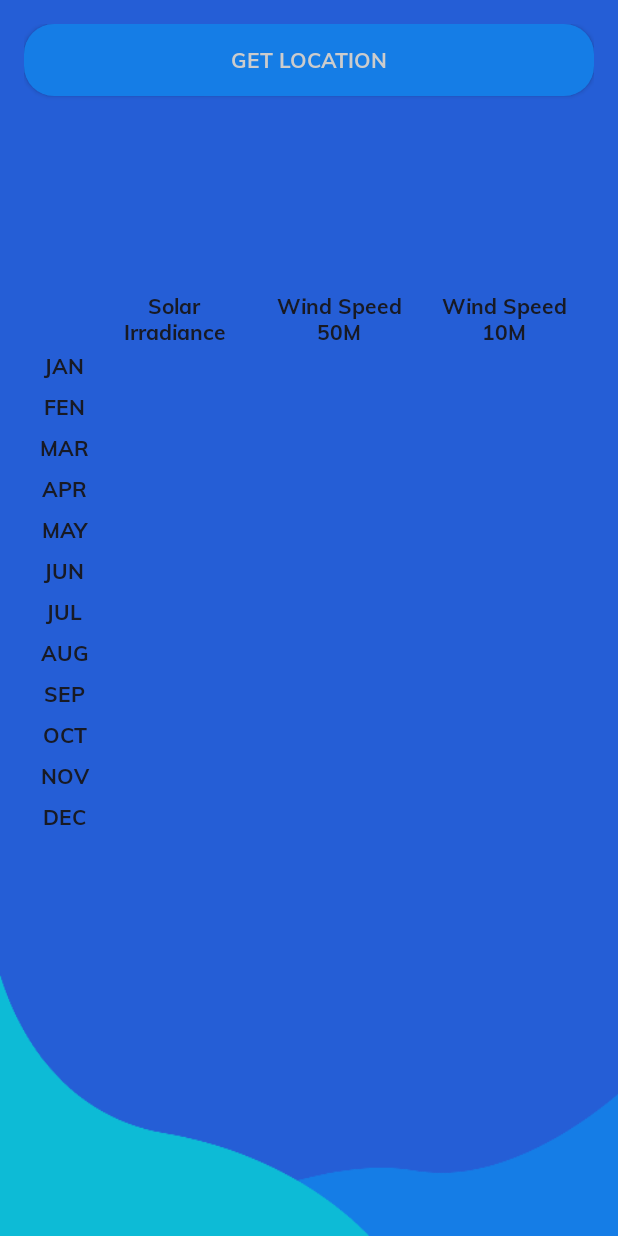
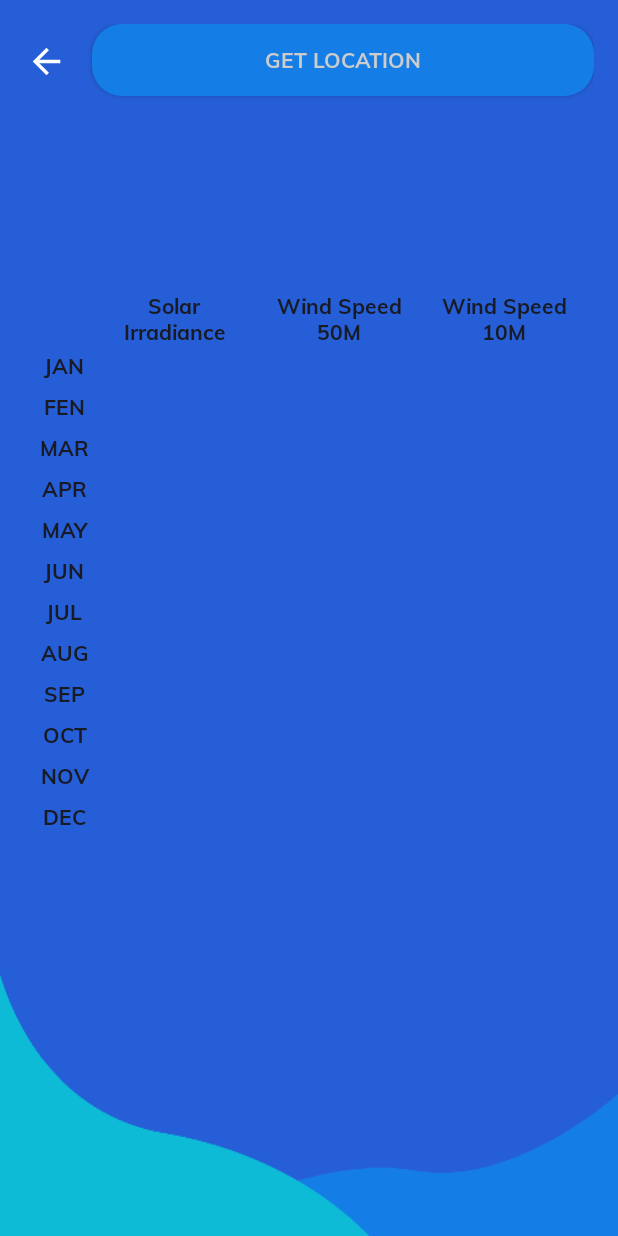
Before and after one commit to ysfyldrm/PayCal_RESIST, an Android app: the LocationActivity screen opened directly, with no data from a screen before it, on a phone screen of 412 x 824 dp. Run offline under Robolectric (Android 15) with nearby library versions, the phone set to English and light mode, and no system bars; our stand-ins replace Volley.

Commit message:
Whatsapp progress

```diff
--- a/app/src/main/java/com/grapesoftware/paycal_resist/IntroActivity.java
+++ b/app/src/main/java/com/grapesoftware/paycal_resist/IntroActivity.java
@@ -69,9 +69,9 @@ public class IntroActivity extends AppCompatActivity {
 
         final List<ScreenItem> mList = new ArrayList<>();
         mList.add(new ScreenItem("Fast","You are few click away to enter\n" +
-                "The world of smartest calculator.",R.drawable.imaj5));
-        mList.add(new ScreenItem("Useful","Achieve the best result for you in a few steps",R.drawable.imaj6));
-        mList.add(new ScreenItem("Effective","Lorem ipsum dolor sit amet, consectetur adipiscing elit, sed do eiusmod tempor incididunt ut labore et dolore magna aliqua, consectetur  consectetur adipiscing elit",R.drawable.imaj3));
+                "The world of smartest calculator.",R.drawable.rnw1));
+        mList.add(new ScreenItem("Useful","Achieve the best result for you in a few steps",R.drawable.rnw3));
+        mList.add(new ScreenItem("Effective","Lorem ipsum dolor sit amet, consectetur adipiscing elit, sed do eiusmod tempor incididunt ut labore et dolore magna aliqua, consectetur  consectetur adipiscing elit",R.drawable.rnw7));
 
         // setup viewpager
         screenPager =findViewById(R.id.screen_viewpager);
--- a/app/src/main/java/com/grapesoftware/paycal_resist/LocationActivity.java
+++ b/app/src/main/java/com/grapesoftware/paycal_resist/LocationActivity.java
@@ -5,6 +5,7 @@ import androidx.appcompat.app.AppCompatActivity;
 import androidx.core.app.ActivityCompat;
 
 import android.Manifest;
+import android.content.Intent;
 import android.content.pm.PackageManager;
 import android.location.Address;
 import android.location.Geocoder;
@@ -13,6 +14,7 @@ import android.os.Bundle;
 import android.text.Html;
 import android.view.View;
 import android.widget.Button;
+import android.widget.ProgressBar;
 import android.widget.TextView;
 import android.widget.Toast;
 
@@ -38,9 +40,10 @@ import java.util.Locale;
 
 public class LocationActivity extends AppCompatActivity {
 //Initialize variable
-    Button btLocation;
+    Button btLocation, backButton;
     TextView textView1, textView2, textView3, textView4, textView5, showResult1, showResult2, showResult3;
     FusedLocationProviderClient fusedLocationProviderClient;
+    ProgressBar dataProgressBar;
     private RequestQueue mQueue;
 
     @Override
@@ -61,7 +64,16 @@ public class LocationActivity extends AppCompatActivity {
         showResult2=findViewById(R.id.windSp50Val);
         showResult3=findViewById(R.id.windSp10Val);
         mQueue= Volley.newRequestQueue(this);
+        dataProgressBar = findViewById(R.id.dataProgress_Bar);
 
+        backButton=findViewById(R.id.backLocationBtn);
+        backButton.setOnClickListener(new View.OnClickListener() {
+            @Override
+            public void onClick(View view) {
+                startActivity(new Intent(getApplicationContext(),MainActivity.class).setFlags(Intent.FLAG_ACTIVITY_CLEAR_TOP));
+
+            }
+        });
 
 
 //Initialize fusedLocationProviderClient
@@ -71,6 +83,7 @@ public class LocationActivity extends AppCompatActivity {
             public void onClick(View view) {
                 //Check permission
                 if (LocationCompleted == true){
+                    dataProgressBar.setVisibility(View.VISIBLE);
                     jsonParse();
                 }
 
@@ -192,7 +205,9 @@ fusedLocationProviderClient.getLastLocation().addOnCompleteListener(new OnComple
                         Double wwa8=wind50.getDouble("8");
                         Double wwa9=wind50.getDouble("9");
 
-                        showResult1.append(
+                        dataProgressBar.setVisibility(View.GONE);
+                        btLocation.setEnabled(false);
+                        showResult1.setText(
                                         String.valueOf(a1)+"\n"+
                                         String.valueOf(a2)+"\n"+
                                         String.valueOf(a3)+"\n"+
@@ -206,7 +221,7 @@ fusedLocationProviderClient.getLastLocation().addOnCompleteListener(new OnComple
                                                 String.valueOf(a11)+"\n"+
                                                 String.valueOf(a12)+"\n");
 
-                        showResult2.append(
+                        showResult2.setText(
                                 String.valueOf(wwa1)+"\n"+
                                         String.valueOf(wwa2)+"\n"+
                                         String.valueOf(wwa3)+"\n"+
@@ -220,7 +235,7 @@ fusedLocationProviderClient.getLastLocation().addOnCompleteListener(new OnComple
                                         String.valueOf(wwa11)+"\n"+
                                         String.valueOf(wwa12)+"\n");
 
-                        showResult3.append(
+                        showResult3.setText(
                                 String.valueOf(wa1)+"\n"+
                                         String.valueOf(wa2)+"\n"+
                                         String.valueOf(wa3)+"\n"+
--- a/app/src/main/res/layout/activity_intro.xml
+++ b/app/src/main/res/layout/activity_intro.xml
@@ -24,7 +24,7 @@
         android:layout_marginBottom="16dp"
         android:background="@android:color/transparent"
         android:drawableTint="@color/colorTransparentWhite"
-        android:fontFamily="@font/medium"
+        android:fontFamily="@font/bold"
         android:text="Next"
         android:textColor="@color/colorTransparentWhite"
         app:layout_constraintBottom_toBottomOf="parent"
--- a/app/src/main/res/layout/activity_location.xml
+++ b/app/src/main/res/layout/activity_location.xml
@@ -12,9 +12,19 @@
     >
 
     <Button
+        android:id="@+id/backLocationBtn"
+        android:layout_width="30dp"
+        android:layout_height="30dp"
+        android:layout_marginTop="10dp"
+        android:background="@drawable/ic_backbutton"
+        />
+
+    <Button
         android:layout_width="match_parent"
         android:layout_height="wrap_content"
         android:id="@+id/bt_location"
+        android:layout_toRightOf="@+id/backLocationBtn"
+        android:layout_marginLeft="15dp"
         android:text="Get Locatıon"
         android:background="@drawable/button"
         android:fontFamily="@font/bold"
@@ -179,5 +189,15 @@
         android:textColor="@color/colorTransparentWhite"
         />
 
+    <ProgressBar
+        android:id="@+id/dataProgress_Bar"
+        android:layout_width="320dp"
+        android:layout_height="320dp"
+        android:layout_below="@+id/linearThree"
+        android:layout_toRightOf="@+id/months_txt"
+        android:visibility="invisible"
+
+        />
+
 
 </RelativeLayout>
--- a/app/src/main/res/layout/activity_register.xml
+++ b/app/src/main/res/layout/activity_register.xml
@@ -15,7 +15,7 @@
         android:layout_marginTop="36dp"
         android:layout_marginEnd="8dp"
         android:layout_marginBottom="8dp"
-        android:background="@drawable/ic_backbutton_siyah"
+        android:background="@drawable/ic_backbutton"
         app:layout_constraintBottom_toTopOf="@+id/txtViewHi"
         app:layout_constraintEnd_toEndOf="parent"
         app:layout_constraintHorizontal_bias="0.1"
--- a/app/src/main/res/layout/activity_slider.xml
+++ b/app/src/main/res/layout/activity_slider.xml
@@ -45,6 +45,7 @@
         android:layout_marginBottom="15dp"
         android:layout_toEndOf="@+id/dotsLayout"
         android:background="@android:color/transparent"
+        android:fontFamily="@font/bold"
         android:text="next"
         android:textColor="@color/colorTransparentWhite" />
 
--- a/app/src/main/res/values/colors.xml
+++ b/app/src/main/res/values/colors.xml
@@ -14,7 +14,7 @@
     <color name="intro_description_color">#656565</color>
     <color name="colorPrimary">#262938</color>
     <color name="colorPrimaryDark">#181a24</color>
-    <color name="colorAccent">#ff4081</color>
+    <color name="colorAccent">#CCCCCC</color>
     <color name="colorWhite">#ffffff</color>
     <color name="colorTransparentWhite">#CCCCCC</color>
     <color name="colorButton">#157DE6</color>
```
Also changed, not shown: app/src/main/java/com/grapesoftware/paycal_resist/ForgetPassActivity.java (+10 -5 lines), app/src/main/java/com/grapesoftware/paycal_resist/LoginActivity.java (+1 -9 lines), app/src/main/res/layout/activity_forget_pass.xml (+4 -3 lines), app/src/main/res/layout/activity_login.xml (+8 -17 lines).
